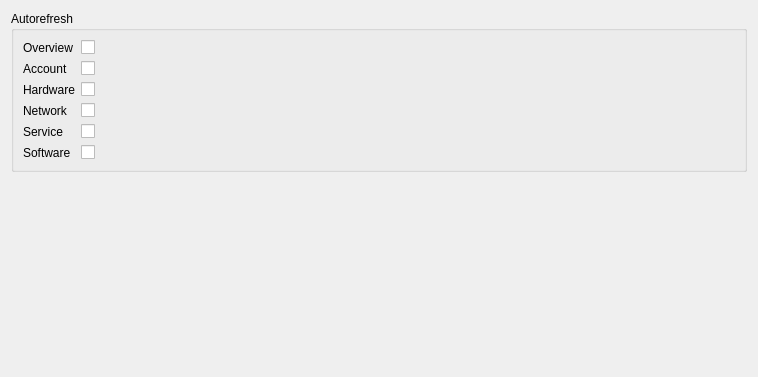
Old version of the form src/ui/settings/generalpluginsettings.ui in the repository mhatina/openlmi_gui.
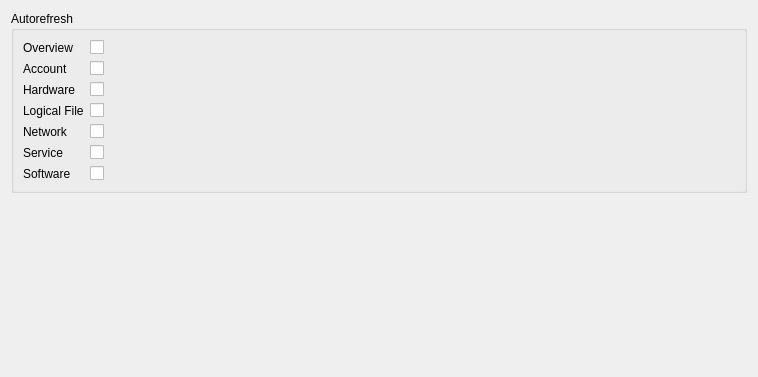
New version of the form.

Patch:
```diff
--- a/src/ui/settings/generalpluginsettings.ui
+++ b/src/ui/settings/generalpluginsettings.ui
@@ -68,48 +68,62 @@
         </property>
        </widget>
       </item>
-      <item row="3" column="0">
+      <item row="4" column="0">
        <widget class="QLabel" name="network_line">
         <property name="text">
          <string>Network</string>
         </property>
        </widget>
       </item>
-      <item row="3" column="1">
+      <item row="4" column="1">
        <widget class="QCheckBox" name="network">
         <property name="text">
          <string/>
         </property>
        </widget>
       </item>
-      <item row="4" column="0">
+      <item row="5" column="0">
        <widget class="QLabel" name="service_line">
         <property name="text">
          <string>Service</string>
         </property>
        </widget>
       </item>
-      <item row="4" column="1">
+      <item row="5" column="1">
        <widget class="QCheckBox" name="service">
         <property name="text">
          <string/>
         </property>
        </widget>
       </item>
-      <item row="5" column="0">
+      <item row="6" column="0">
        <widget class="QLabel" name="software_line">
         <property name="text">
          <string>Software</string>
         </property>
        </widget>
       </item>
-      <item row="5" column="1">
+      <item row="6" column="1">
        <widget class="QCheckBox" name="software">
         <property name="text">
          <string/>
         </property>
        </widget>
       </item>
+      <item row="3" column="0">
+       <widget class="QLabel" name="logical_file_line">
+        <property name="text">
+         <string>Logical File</string>
+        </property>
+       </widget>
+      </item>
+      <item row="3" column="1">
+       <widget class="QCheckBox" name="logical_file">
+        <property name="text">
+         <string/>
+        </property>
+       </widget>
+      </item>
      </layout>
     </widget>
    </item>
```
